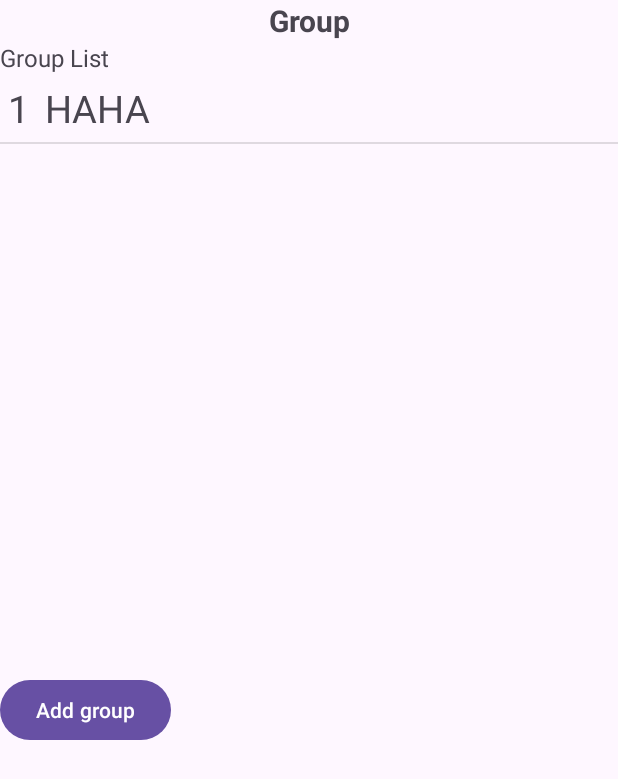
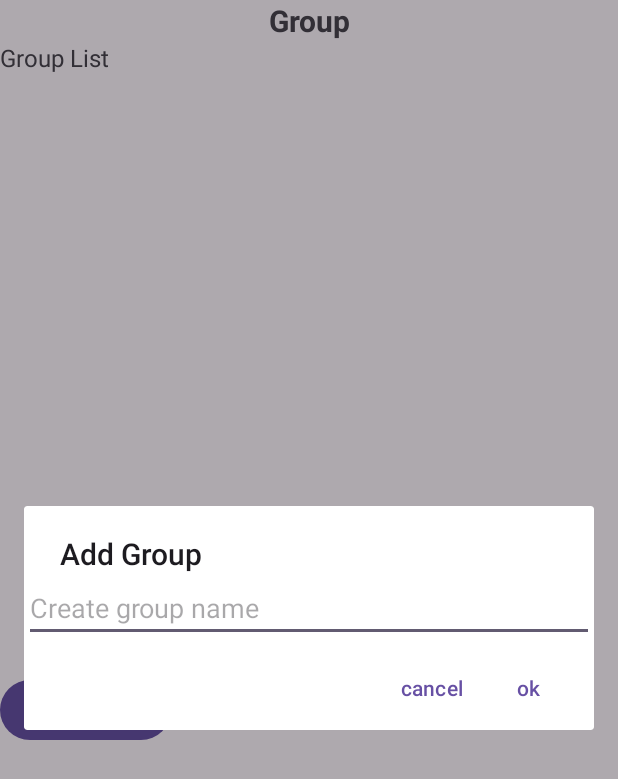
Before and after one commit to AdrianJelenici5/Munch-CMPT362, an Android app: the screen it shows after launch (MainActivity), after a tap on "Add group", on a phone screen of 412 x 824 dp. Shown: the top 779 px of the screen. Run offline under Robolectric (Android 15) with nearby library versions, the phone set to English and light mode, and no system bars; our stand-ins replace Room's generated code.

Commit message:
Added groups, no display members yet

```diff
--- a/app/src/main/java/com/example/munch_cmpt362/MainActivity.kt
+++ b/app/src/main/java/com/example/munch_cmpt362/MainActivity.kt
@@ -2,13 +2,16 @@ package com.example.munch_cmpt362
 
 import android.os.Bundle
 import androidx.appcompat.app.AppCompatActivity
+import androidx.lifecycle.ViewModelProvider
 import com.example.munch_cmpt362.group.GroupFragment
 
 class MainActivity : AppCompatActivity() {
     private val groupTAG = "group tag"
+
     override fun onCreate(savedInstanceState: Bundle?) {
         super.onCreate(savedInstanceState)
         //setContentView(R.layout.activity_main)
+
 
         // Start the GROUP fragment
         if(supportFragmentManager.findFragmentByTag(groupTAG) == null) {
--- /dev/null
+++ b/app/src/main/java/com/example/munch_cmpt362/group/AddGroupDialog.kt
@@ -0,0 +1,51 @@
+package com.example.munch_cmpt362.group
+
+import android.app.Activity
+import android.app.Dialog
+import android.content.DialogInterface
+import android.os.Bundle
+import android.view.View
+import android.widget.EditText
+import android.widget.Toast
+import androidx.appcompat.app.AlertDialog
+import androidx.fragment.app.DialogFragment
+import androidx.lifecycle.ViewModelProvider
+import com.example.munch_cmpt362.R
+import com.example.munch_cmpt362.group.datadaoview.Group
+import com.example.munch_cmpt362.group.datadaoview.GroupViewModel
+
+class AddGroupDialog: DialogFragment(), DialogInterface.OnClickListener {
+    private lateinit var editText: EditText
+    private lateinit var groupViewModel: GroupViewModel
+
+    override fun onCreateDialog(savedInstanceState: Bundle?): Dialog {
+        lateinit var ret: Dialog
+        groupViewModel = ViewModelProvider(requireActivity()).get(GroupViewModel::class.java)
+        val builder = AlertDialog.Builder(requireActivity())
+        val view: View = requireActivity().layoutInflater.inflate(R.layout.add_group_dialog,null)
+        editText = view.findViewById(R.id.add_group_edittext)
+        builder.setView(view)
+        builder.setTitle("Add Group")
+        builder.setPositiveButton("ok", this)
+        builder.setNegativeButton("cancel", this)
+        ret = builder.create()
+        return ret
+    }
+
+    override fun onClick(dialog: DialogInterface, item: Int) {
+        if (item == DialogInterface.BUTTON_POSITIVE) {
+            println("GABRIEL CHENG : ${editText.text}")
+            if(editText.text.toString() != "") {
+                // stub add group
+                var group = Group()
+                group.userID = 1L
+                group.groupName = editText.text.toString()
+                groupViewModel.insertGroup(group)
+            }
+            Toast.makeText(activity, "ok clicked", Toast.LENGTH_LONG).show()
+        } else if (item == DialogInterface.BUTTON_NEGATIVE) {
+            Toast.makeText(activity, "cancel clicked", Toast.LENGTH_LONG).show()
+        }
+    }
+
+}
--- a/app/src/main/java/com/example/munch_cmpt362/group/GroupFragment.kt
+++ b/app/src/main/java/com/example/munch_cmpt362/group/GroupFragment.kt
@@ -30,7 +30,7 @@ class GroupFragment: Fragment() {
     private lateinit var myGroupListAdapter: GroupListAdapter
     private lateinit var groupDatabase: GroupDatabase
     private lateinit var groupDatabaseDao: GroupDatabaseDao
-    private lateinit var groupViewModel: GroupViewModel
+    lateinit var groupViewModel: GroupViewModel
     private lateinit var groupRepository: GroupRepository
     private lateinit var groupViewModelFactory: GroupViewModelFactory
 
@@ -40,7 +40,6 @@ class GroupFragment: Fragment() {
     ): View? {
         // Inflate the layout for this fragment
         val view = inflater.inflate(R.layout.group_fragment, container, false)
-
 
         myGroupListView = view.findViewById(R.id.group_list)
         addGroupButton = view.findViewById(R.id.add_group)
@@ -53,7 +52,6 @@ class GroupFragment: Fragment() {
         groupDatabaseDao = groupDatabase.groupDatabaseDao
         // get our User and stub into database
         var user = User()
-        user.userID = 0L
         user.userName = "Gabriel"
         CoroutineScope(IO).launch {
             groupDatabaseDao.insertStubUser(user)
@@ -69,12 +67,12 @@ class GroupFragment: Fragment() {
         }
 
         addGroupButton.setOnClickListener(){
-            Toast.makeText(requireActivity(), "TESTING BUTTON", Toast.LENGTH_SHORT).show()
-            // stub add group
-            var group = Group()
-            group.userID = 1L
-            group.groupName = "HAHA"
-            groupViewModel.insertGroup(group)
+            val addGroupDialog = AddGroupDialog()
+            addGroupDialog.show(parentFragmentManager, "add group")
+        }
+
+        myGroupListView.setOnItemClickListener(){ parent, view, position, id ->
+            Toast.makeText(requireActivity(), "Stub to display members", Toast.LENGTH_SHORT).show()
         }
 
 
--- /dev/null
+++ b/app/src/main/res/layout/add_group_dialog.xml
@@ -0,0 +1,16 @@
+<RelativeLayout
+    xmlns:android="http://schemas.android.com/apk/res/android"
+    android:layout_width="match_parent"
+    android:layout_height="match_parent">
+
+
+    <EditText
+        android:id="@+id/add_group_edittext"
+        android:layout_height="wrap_content"
+        android:layout_width="match_parent"
+        android:layout_centerInParent="true"
+        android:inputType="text"
+        android:hint="Create group name"
+        />
+
+</RelativeLayout>
```
